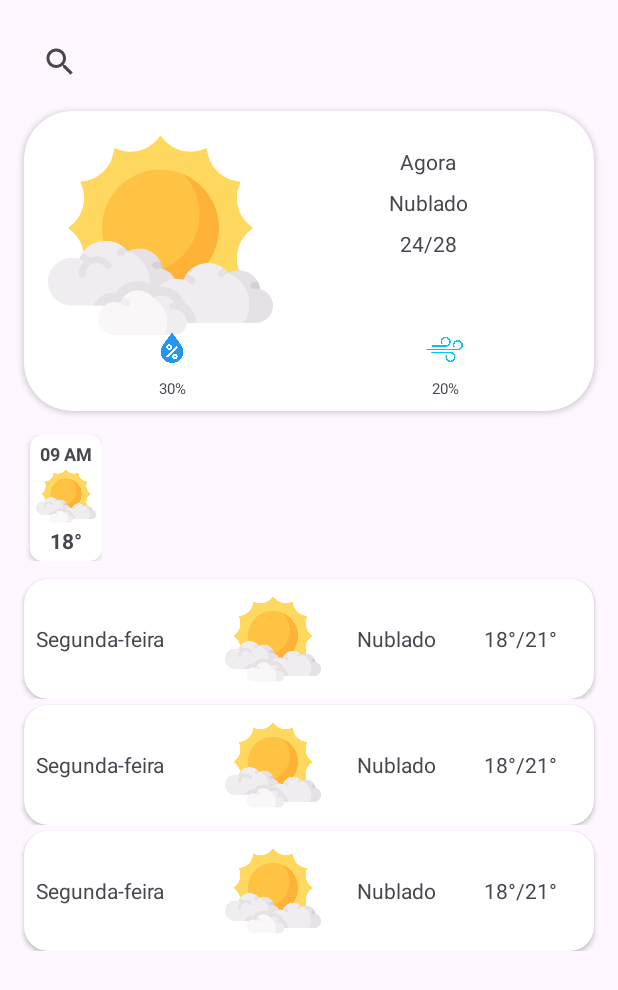
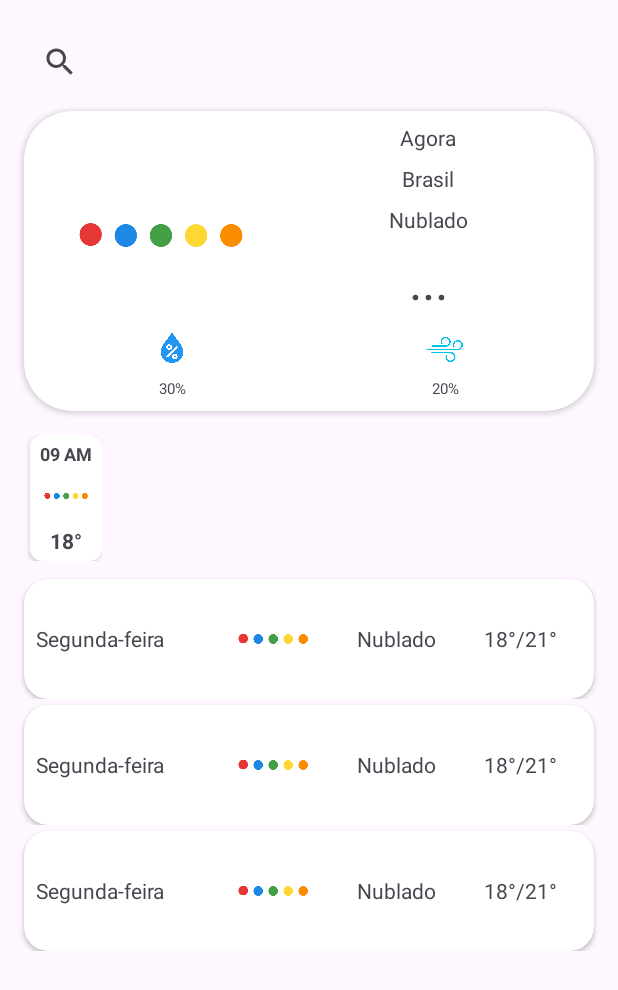
Before and after one commit to gilmail3120/wheatherApp, an Android app: the layout activity_main.xml on its own in the app's theme, with its tools: preview values and no code run, on a phone screen of 412 x 824 dp. Shown: the top 990 px of the screen. Run offline under Robolectric (Android 15) with nearby library versions, the phone set to English and light mode, and no system bars.

Commit message:
Feito ajustes no layout e inserido nestedScrollView.

```diff
--- a/app/src/main/java/com/example/weatherapp/data/remote/repository/WeatherRepositoryImpl.kt
+++ b/app/src/main/java/com/example/weatherapp/data/remote/repository/WeatherRepositoryImpl.kt
@@ -47,7 +47,7 @@ class WeatherRepositoryImpl @Inject constructor(val weatherAPI: IWeatherAPI, val
                     Log.i("respostaDias", "repositoryDias:$retorno")
                     val wheather = retorno.main
                     val date = retorno.dt
-                    val status = retorno.weather.map { it.description }
+                    val status = retorno.weather[0].description
                     val temp_max = wheather.temp_max
                     val temp_min = wheather.temp_min
                     val iconUrl =
@@ -71,7 +71,7 @@ class WeatherRepositoryImpl @Inject constructor(val weatherAPI: IWeatherAPI, val
                 Log.i("respostaAtual", "ObserveDias:$resultado")
                 val name = resultado.name
                 val data = resultado.dt
-                val descricao = resultado.weather.map { it.description }
+                val descricao = resultado.weather[0].description
                 val temp = resultado.main.temp
                 val humidade = resultado.main.humidity
                 val vento = resultado.wind
--- a/app/src/main/java/com/example/weatherapp/presentation/adapter/DiasAdapter.kt
+++ b/app/src/main/java/com/example/weatherapp/presentation/adapter/DiasAdapter.kt
@@ -4,6 +4,7 @@ import android.view.LayoutInflater
 import android.view.ViewGroup
 import androidx.recyclerview.widget.RecyclerView.Adapter
 import androidx.recyclerview.widget.RecyclerView.ViewHolder
+import com.example.weatherapp.R
 import com.example.weatherapp.databinding.ItemClimaDiasBinding
 import com.example.weatherapp.domain.model.previsao5dias.WheatherPrevisoesDias
 import com.example.weatherapp.help.Conversor
@@ -29,6 +30,8 @@ class DiasAdapter():Adapter<DiasAdapter.DiasViewHolder>() {
                 clima.iconUrl.let {
                     Picasso.get()
                         .load(clima.iconUrl)
+                        .placeholder(R.drawable.loading)
+                        .error(R.drawable.ic_broken_image)
                         .into(binding.imageCLimaDia)
                 }
             }
--- a/app/src/main/java/com/example/weatherapp/presentation/adapter/HorasAdapter.kt
+++ b/app/src/main/java/com/example/weatherapp/presentation/adapter/HorasAdapter.kt
@@ -4,6 +4,7 @@ import android.view.LayoutInflater
 import android.view.ViewGroup
 import androidx.recyclerview.widget.RecyclerView.Adapter
 import androidx.recyclerview.widget.RecyclerView.ViewHolder
+import com.example.weatherapp.R
 import com.example.weatherapp.databinding.ItemClimaHoraBinding
 import com.example.weatherapp.domain.model.previsao5dias.WeatherPrevisoesHoras
 import com.example.weatherapp.help.Conversor
@@ -29,6 +30,8 @@ class HorasAdapter() : Adapter<WeatherViewHolder>() {
                 clima.iconUrl.let {
                     Picasso.get()
                         .load(clima.iconUrl)
+                        .placeholder(R.drawable.loading)
+                        .error(R.drawable.ic_broken_image)
                         .into(imageHora)
                 }
             }
--- /dev/null
+++ b/app/src/main/res/drawable/ic_broken_image.xml
@@ -0,0 +1,5 @@
+<vector xmlns:android="http://schemas.android.com/apk/res/android" android:height="24dp" android:tint="#797575" android:viewportHeight="24" android:viewportWidth="24" android:width="24dp">
+
+    <path android:fillColor="@android:color/white" android:pathData="M21,5v6.59l-3,-3.01 -4,4.01 -4,-4 -4,4 -3,-3.01L3,5c0,-1.1 0.9,-2 2,-2h14c1.1,0 2,0.9 2,2zM18,11.42l3,3.01L21,19c0,1.1 -0.9,2 -2,2L5,21c-1.1,0 -2,-0.9 -2,-2v-6.58l3,2.99 4,-4 4,4 4,-3.99z"/>
+
+</vector>
--- a/app/src/main/res/layout/activity_main.xml
+++ b/app/src/main/res/layout/activity_main.xml
@@ -7,18 +7,38 @@
     android:layout_height="match_parent"
     tools:context=".presentation.activity.MainActivity">
 
+    <androidx.core.widget.NestedScrollView
+        android:layout_width="0dp"
+        android:layout_height="0dp"
+        android:fillViewport="true"
+        app:layout_constraintBottom_toBottomOf="parent"
+        app:layout_constraintEnd_toEndOf="parent"
+        app:layout_constraintHorizontal_bias="0.5"
+        app:layout_constraintStart_toStartOf="parent"
+        app:layout_constraintTop_toTopOf="parent"
+        app:layout_constraintVertical_bias="0.5">
+
+        <LinearLayout
+            android:layout_width="match_parent"
+            android:layout_height="wrap_content"
+            android:orientation="vertical">
+
+            <SearchView
+                android:id="@+id/searchCidade"
+                android:layout_width="match_parent"
+                android:layout_height="50dp"
+                android:layout_marginStart="16dp"
+                android:layout_marginTop="16dp"
+                android:layout_marginEnd="16dp" />
+
             <androidx.cardview.widget.CardView
                 android:id="@+id/cardClimaHoje"
-        android:layout_width="0dp"
+                android:layout_width="match_parent"
                 android:layout_height="200dp"
                 android:layout_marginStart="16dp"
                 android:layout_marginTop="8dp"
                 android:layout_marginEnd="16dp"
-        app:cardCornerRadius="32dp"
-        app:layout_constraintEnd_toEndOf="parent"
-        app:layout_constraintHorizontal_bias="0.5"
-        app:layout_constraintStart_toStartOf="parent"
-        app:layout_constraintTop_toBottomOf="@+id/searchCidade">
+                app:cardCornerRadius="32dp">
 
                 <androidx.constraintlayout.widget.ConstraintLayout
                     android:layout_width="match_parent"
@@ -33,14 +53,15 @@
                         android:text="Nublado"
                         app:layout_constraintEnd_toEndOf="@+id/textHojeData"
                         app:layout_constraintStart_toStartOf="@+id/textHojeData"
-                app:layout_constraintTop_toBottomOf="@+id/textHojeData" />
+                        app:layout_constraintTop_toBottomOf="@+id/textLocalCLima" />
 
                     <TextView
                         android:id="@+id/textMinimaMaxima"
                         android:layout_width="wrap_content"
                         android:layout_height="wrap_content"
                         android:layout_marginTop="8dp"
-                android:text="24/28"
+                        android:text="..."
+                        android:textSize="34sp"
                         app:layout_constraintEnd_toEndOf="@+id/textClimaStatus"
                         app:layout_constraintStart_toStartOf="@+id/textClimaStatus"
                         app:layout_constraintTop_toBottomOf="@+id/textClimaStatus" />
@@ -49,11 +70,20 @@
                         android:id="@+id/textHojeData"
                         android:layout_width="wrap_content"
                         android:layout_height="wrap_content"
-                android:layout_marginTop="16dp"
                         android:text="Agora"
                         app:layout_constraintEnd_toEndOf="parent"
                         app:layout_constraintStart_toEndOf="@+id/imageClimaHoje"
                         app:layout_constraintTop_toTopOf="parent" />
+
+                    <TextView
+                        android:id="@+id/textLocalCLima"
+                        android:layout_width="wrap_content"
+                        android:layout_height="wrap_content"
+                        android:layout_marginTop="8dp"
+                        android:text="Brasil"
+                        app:layout_constraintEnd_toEndOf="@+id/textHojeData"
+                        app:layout_constraintStart_toStartOf="@+id/textHojeData"
+                        app:layout_constraintTop_toBottomOf="@+id/textHojeData" />
 
                     <ImageView
                         android:id="@+id/imageClimaHoje"
@@ -63,7 +93,7 @@
                         android:layout_weight="1"
                         app:layout_constraintStart_toStartOf="parent"
                         app:layout_constraintTop_toTopOf="parent"
-                app:srcCompat="@drawable/sol" />
+                        app:srcCompat="@drawable/loading" />
 
                     <LinearLayout
                         android:layout_width="0dp"
@@ -126,47 +156,28 @@
             </androidx.cardview.widget.CardView>
 
             <androidx.recyclerview.widget.RecyclerView
-        android:id="@+id/recycleClimaDias"
-        android:layout_width="0dp"
-        android:layout_height="0dp"
-        android:layout_marginStart="8dp"
-        android:layout_marginEnd="8dp"
-        app:layout_constraintBottom_toBottomOf="parent"
-        app:layout_constraintEnd_toEndOf="parent"
-        app:layout_constraintHorizontal_bias="0.0"
-        app:layout_constraintStart_toStartOf="parent"
-        app:layout_constraintTop_toBottomOf="@+id/recyclerClimaHora"
-        app:layout_constraintVertical_bias="0.0"
-        tools:listitem="@layout/item_clima_dias" >
-
-    </androidx.recyclerview.widget.RecyclerView>
-
-    <androidx.recyclerview.widget.RecyclerView
                 android:id="@+id/recyclerClimaHora"
-        android:layout_width="0dp"
+                android:layout_width="match_parent"
                 android:layout_height="100dp"
                 android:layout_marginStart="8dp"
                 android:layout_marginTop="8dp"
                 android:layout_marginEnd="8dp"
                 android:orientation="vertical"
                 android:padding="8dp"
-        app:layout_constraintEnd_toEndOf="parent"
-        app:layout_constraintHorizontal_bias="0.0"
-        app:layout_constraintStart_toStartOf="parent"
-        app:layout_constraintTop_toBottomOf="@+id/cardClimaHoje"
                 tools:itemCount="7"
                 tools:listitem="@layout/item_clima_hora" />
 
-    <SearchView
-        android:id="@+id/searchCidade"
-        android:layout_width="0dp"
-        android:layout_height="50dp"
-        android:layout_marginStart="16dp"
-        android:layout_marginTop="16dp"
-        android:layout_marginEnd="16dp"
-        app:layout_constraintEnd_toEndOf="parent"
-        app:layout_constraintHorizontal_bias="0.5"
-        app:layout_constraintStart_toStartOf="parent"
-        app:layout_constraintTop_toTopOf="parent" />
+            <androidx.recyclerview.widget.RecyclerView
+                android:id="@+id/recycleClimaDias"
+                android:layout_width="match_parent"
+                android:layout_height="match_parent"
+                android:layout_marginStart="8dp"
+                android:layout_marginEnd="8dp"
+                tools:listitem="@layout/item_clima_dias">
+
+            </androidx.recyclerview.widget.RecyclerView>
+
+        </LinearLayout>
+    </androidx.core.widget.NestedScrollView>
 
 </androidx.constraintlayout.widget.ConstraintLayout>
--- a/app/src/main/res/layout/item_clima_dias.xml
+++ b/app/src/main/res/layout/item_clima_dias.xml
@@ -39,7 +39,7 @@
                 android:layout_height="80dp"
                 android:layout_weight="1"
                 android:padding="8dp"
-                app:srcCompat="@drawable/sol" />
+                app:srcCompat="@drawable/loading" />
 
             <TextView
                 android:id="@+id/textCLimaDiaStatus"
--- a/app/src/main/res/layout/item_clima_hora.xml
+++ b/app/src/main/res/layout/item_clima_hora.xml
@@ -36,7 +36,7 @@
                 android:id="@+id/imageHora"
                 android:layout_width="40dp"
                 android:layout_height="40dp"
-                app:srcCompat="@drawable/sol" />
+                app:srcCompat="@drawable/loading" />
 
             <TextView
                 android:id="@+id/textGraus"
```
Also changed, not shown: app/src/main/AndroidManifest.xml (+6 -1 lines), app/src/main/java/com/example/weatherapp/presentation/activity/MainActivity.kt (+33 -12 lines), app/src/main/res/drawable/loading.gif (added). Lines whose indentation alone changed are shown as unchanged.
